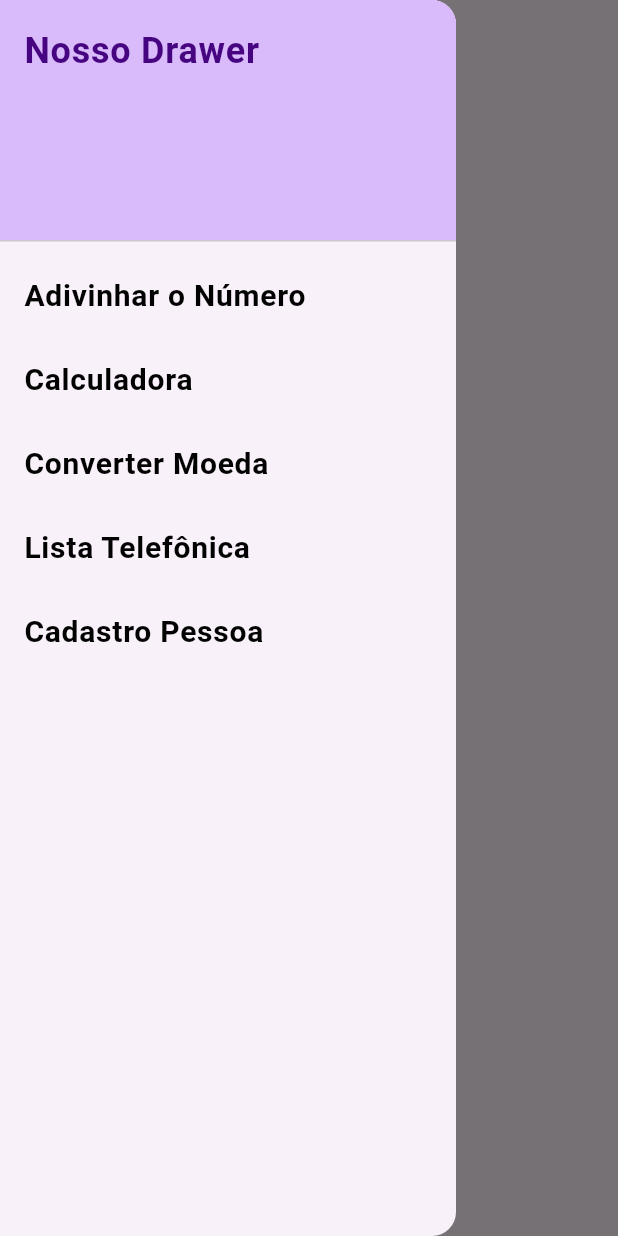
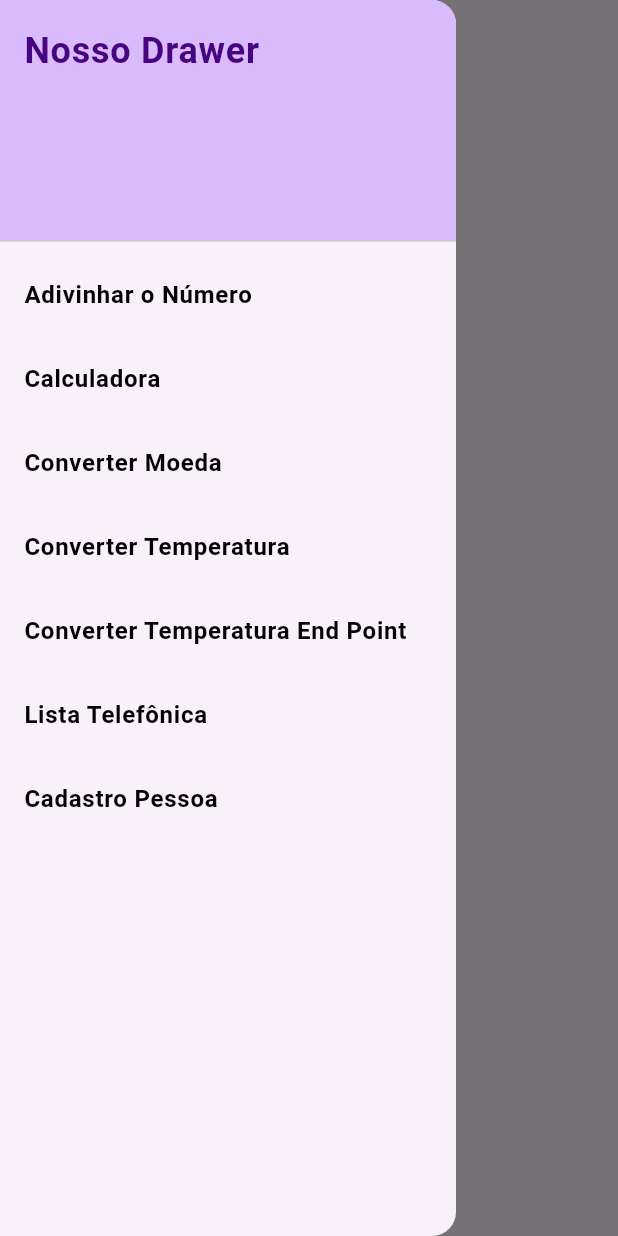
Before and after one commit to fermioko/drawer_aula_flutter, a Flutter app: the screen it shows after launch, with the side drawer open, on a phone screen of 412 x 824 dp. Run offline on Flutter 3.47's test engine with Material 3 defaults, Android fonts, the phone set to English and light mode, and no system bars; missing offline and left inert: dart:ffi.

Commit message:
2025-08-05-temperatura end point inicio

```diff
--- a/lib/main.dart
+++ b/lib/main.dart
@@ -4,6 +4,8 @@ import 'package:drawer_aula_flutter/screens/converter_moeda.dart';
 import 'package:drawer_aula_flutter/screens/home.dart';
 import 'package:drawer_aula_flutter/screens/jogo_numero.dart';
 import 'package:drawer_aula_flutter/screens/lista_telefonica.dart';
+import 'package:drawer_aula_flutter/screens/temperatura.dart';
+import 'package:drawer_aula_flutter/screens/temperatura_end_point.dart';
 import 'package:flutter/material.dart';
 
 void main() {
@@ -28,9 +30,10 @@ class MyApp extends StatelessWidget {
         '/home': (context) => const HomePage(),
         '/adivinhar': (context) => const JogoNumero(),
         '/calculadora': (context) => const CalculadoraApp(),
-        '/converterMoeda': (context) => const ConverterMoedaApp(),
-       // '/temperatura': (context) => const TemperaturaApp(),
-        '/listaTelefonica': (context) => const ListaTelefonica(),
+        '/converter-moeda': (context) => const ConverterMoedaApp(),
+        '/converter-temperatura': (context) => const TemperaturaApp(),
+        '/converter-temperatura-ep': (context) => const TemperaturaEPApp(),
+        '/lista-telefonica': (context) => const ListaTelefonica(),
         '/cadastro-pessoa': (context) => CadastroPessoaApp(),
       },
 
--- a/lib/screens/home.dart
+++ b/lib/screens/home.dart
@@ -35,7 +35,7 @@ class _HomePageState extends State<HomePage> {
             ListTile(
               title: const Text('Adivinhar o Número',
                 style: TextStyle(
-                  fontSize: 20,
+                  fontSize: 16,
                   fontWeight: FontWeight.bold,
                   color: Color.fromARGB(255, 2, 2, 2),
                 )),
@@ -46,7 +46,7 @@ class _HomePageState extends State<HomePage> {
             ListTile(
               title: const Text('Calculadora',
                 style: TextStyle(
-                  fontSize: 20,
+                  fontSize: 16,
                   fontWeight: FontWeight.bold,
                   color: Color.fromARGB(255, 2, 2, 2),
                 )),
@@ -57,29 +57,51 @@ class _HomePageState extends State<HomePage> {
             ListTile(
               title: const Text('Converter Moeda',
                 style: TextStyle(
-                  fontSize: 20,
+                  fontSize: 16,
                   fontWeight: FontWeight.bold,
                   color: Color.fromARGB(255, 2, 2, 2),
                 )),
               onTap: () {
-                Navigator.pushNamed(context, '/converterMoeda');
+                Navigator.pushNamed(context, '/converter-moeda');
+              },
+            ),
+            ListTile(
+              title: const Text('Converter Temperatura',
+                style: TextStyle(
+                  fontSize: 16,
+                  fontWeight: FontWeight.bold,
+                  color: Color.fromARGB(255, 2, 2, 2),
+                )),
+              onTap: () {
+                Navigator.pushNamed(context, '/converter-temperatura');
+              },
+            ),
+            ListTile(
+              title: const Text('Converter Temperatura End Point',
+                style: TextStyle(
+                  fontSize: 16,
+                  fontWeight: FontWeight.bold,
+                  color: Color.fromARGB(255, 2, 2, 2),
+                )),
+              onTap: () {
+                Navigator.pushNamed(context, '/converter-temperatura-ep');
               },
             ),
             ListTile(
               title: const Text('Lista Telefônica',
                 style: TextStyle(
-                  fontSize: 20,
+                  fontSize: 16,
                   fontWeight: FontWeight.bold,
                   color: Color.fromARGB(255, 2, 2, 2),
                 )),
               onTap: () {
-                Navigator.pushNamed(context, '/listaTelefonica');
+                Navigator.pushNamed(context, '/lista-telefonica');
               },
             ),
             ListTile(
               title: const Text('Cadastro Pessoa',
                 style: TextStyle(
-                  fontSize: 20,
+                  fontSize: 16,
                   fontWeight: FontWeight.bold,
                   color: Color.fromARGB(255, 2, 2, 2),
                 )),
```
Also changed, not shown: lib/screens/temperatura.dart (+20 -37 lines), lib/screens/temperatura_end_point.dart (added, +135 -0 lines).
